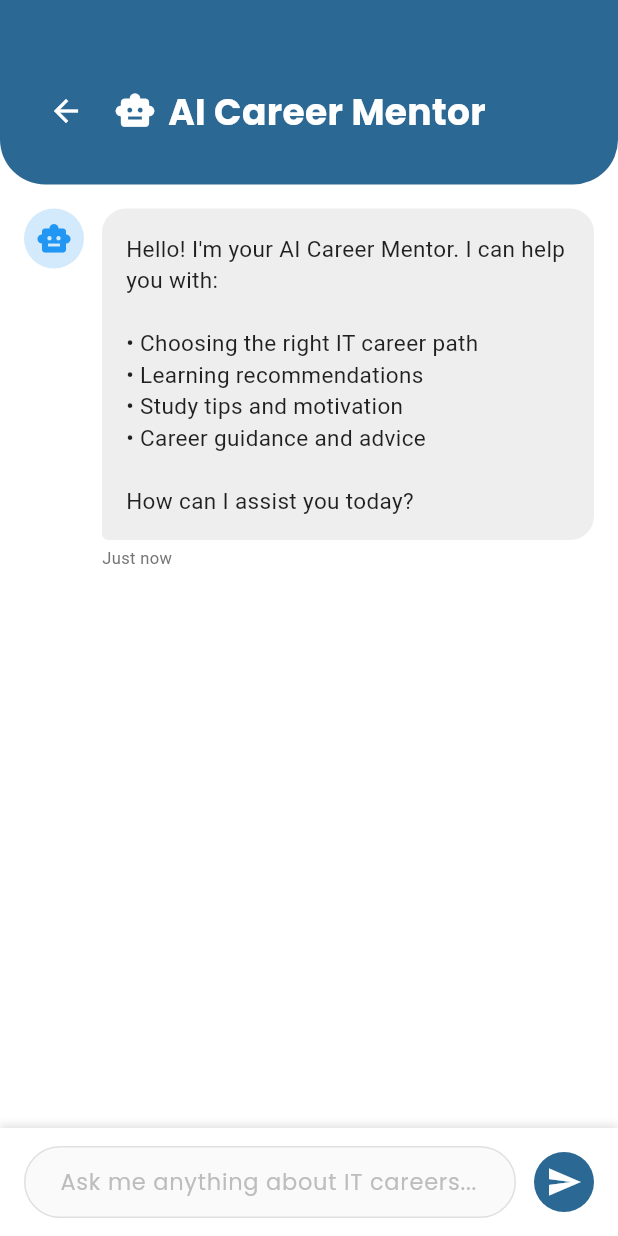
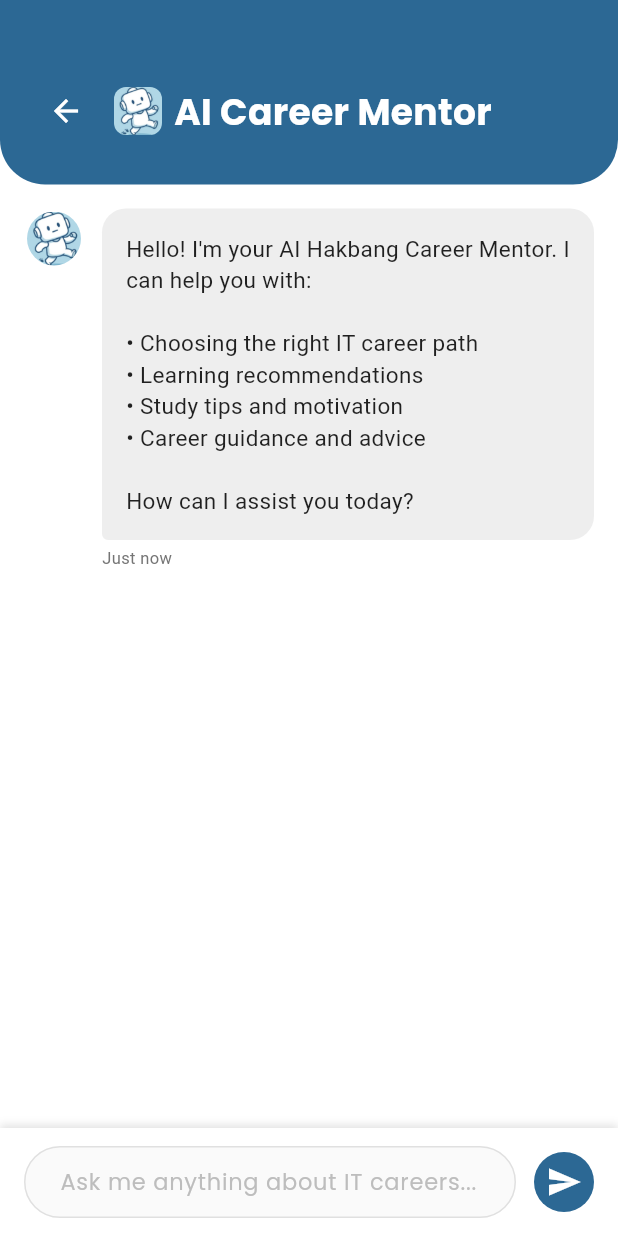
Before and after one commit to Shiroe28/Hakbang-Frontend, a Flutter app: the HomeTabScreen screen opened directly with empty values, after a tap on "AI Mentor", on a phone screen of 412 x 824 dp. Run offline on Flutter 3.47's test engine with Material 3 defaults, Android fonts, the phone set to English and light mode, and no system bars; our stand-ins replace flutter_secure_storage, google_fonts, image_picker; accounts and stored records are empty.

Commit message:
(Changes) New Logo for the AI Chatbot

```diff
--- a/lib/screens/ai_chatbot_screen.dart
+++ b/lib/screens/ai_chatbot_screen.dart
@@ -20,7 +20,7 @@ class _AIChatbotScreenState extends State<AIChatbotScreen> {
     super.initState();
     // Add welcome message
     _messages.add(ChatMessage(
-      text: "Hello! I'm your AI Career Mentor. I can help you with:\n\n"
+      text: "Hello! I'm your AI Hakbang Career Mentor. I can help you with:\n\n"
           "• Choosing the right IT career path\n"
           "• Learning recommendations\n"
           "• Study tips and motivation\n"
@@ -144,10 +144,14 @@ class _AIChatbotScreenState extends State<AIChatbotScreen> {
                   ),
                 ),
                 const SizedBox(width: 8),
-                const Icon(
-                  Icons.smart_toy,
-                  color: Colors.white,
-                  size: 28,
+                ClipRRect(
+                  borderRadius: BorderRadius.circular(8),
+                  child: Image.asset(
+                    'assets/images/openai-logo.jpg',
+                    width: 32,
+                    height: 32,
+                    fit: BoxFit.cover,
+                  ),
                 ),
                 const SizedBox(width: 8),
                 Expanded(
@@ -179,10 +183,16 @@ class _AIChatbotScreenState extends State<AIChatbotScreen> {
                       crossAxisAlignment: CrossAxisAlignment.start,
                       children: [
                         CircleAvatar(
-                          backgroundColor:
-                              const Color(0xFF2c6894).withOpacity(0.2),
-                          child: const Icon(Icons.smart_toy,
-                              color: Color(0xFF2c6894)),
+                          backgroundColor: Colors.white,
+                          radius: 20,
+                          child: ClipOval(
+                            child: Image.asset(
+                              'assets/images/openai-logo.jpg',
+                              width: 36,
+                              height: 36,
+                              fit: BoxFit.cover,
+                            ),
+                          ),
                         ),
                         const SizedBox(width: 12),
                         Container(
@@ -315,8 +325,16 @@ class _AIChatbotScreenState extends State<AIChatbotScreen> {
         children: [
           if (!message.isUser) ...[
             CircleAvatar(
-              backgroundColor: Colors.blue.withValues(alpha: 0.2),
-              child: const Icon(Icons.smart_toy, color: Colors.blue),
+              backgroundColor: Colors.white,
+              radius: 20,
+              child: ClipOval(
+                child: Image.asset(
+                  'assets/images/openai-logo.jpg',
+                  width: 36,
+                  height: 36,
+                  fit: BoxFit.cover,
+                ),
+              ),
             ),
             const SizedBox(width: 12),
           ],
--- a/lib/screens/main_screen.dart
+++ b/lib/screens/main_screen.dart
@@ -415,9 +415,9 @@ class _HomeTabScreenState extends State<HomeTabScreen> {
                                 );
                               },
                             ),
-                            _buildGridCard(
+                            _buildImageCard(
                               context,
-                              icon: Icons.smart_toy_rounded,
+                              imagePath: 'assets/images/openai-logo.jpg',
                               title: 'AI Mentor',
                               description: 'Chat for career guidance',
                               gradient: const LinearGradient(
@@ -436,9 +436,9 @@ class _HomeTabScreenState extends State<HomeTabScreen> {
                                 );
                               },
                             ),
-                            _buildGridCard(
+                            _buildImageCard(
                               context,
-                              icon: Icons.description_rounded,
+                              imagePath: 'assets/images/openai-logo.jpg',
                               title: 'AI Feedback Resume',
                               description: 'AI-powered feedback',
                               gradient: const LinearGradient(
@@ -568,4 +568,78 @@ class _HomeTabScreenState extends State<HomeTabScreen> {
       ),
     );
   }
+
+  Widget _buildImageCard(
+    BuildContext context, {
+    required String imagePath,
+    required String title,
+    required String description,
+    required Gradient gradient,
+    required double width,
+    VoidCallback? onTap,
+  }) {
+    return GestureDetector(
+      onTap: onTap,
+      child: Container(
+        width: width,
+        height: 160,
+        decoration: BoxDecoration(
+          gradient: gradient,
+          borderRadius: BorderRadius.circular(20),
+          boxShadow: [
+            BoxShadow(
+              color: Colors.black.withOpacity(0.15),
+              blurRadius: 10,
+              offset: const Offset(0, 4),
+            ),
+          ],
+        ),
+        child: Padding(
+          padding: const EdgeInsets.all(20),
+          child: Column(
+            crossAxisAlignment: CrossAxisAlignment.start,
+            mainAxisAlignment: MainAxisAlignment.spaceBetween,
+            children: [
+              ClipRRect(
+                borderRadius: BorderRadius.circular(12),
+                child: Image.asset(
+                  imagePath,
+                  width: 52,
+                  height: 52,
+                  fit: BoxFit.contain,
+                ),
+              ),
+              Column(
+                crossAxisAlignment: CrossAxisAlignment.start,
+                children: [
+                  Text(
+                    title,
+                    style: GoogleFonts.poppins(
+                      fontWeight: FontWeight.bold,
+                      fontSize: 15,
+                      color: Colors.white,
+                      height: 1.2,
+                    ),
+                    maxLines: 1,
+                    overflow: TextOverflow.ellipsis,
+                  ),
+                  const SizedBox(height: 4),
+                  Text(
+                    description,
+                    style: GoogleFonts.poppins(
+                      fontSize: 12,
+                      color: Colors.white.withOpacity(0.9),
+                      height: 1.3,
+                    ),
+                    maxLines: 2,
+                    overflow: TextOverflow.ellipsis,
+                  ),
+                ],
+              ),
+            ],
+          ),
+        ),
+      ),
+    );
+  }
 }
--- a/lib/screens/resume_builder_screen.dart
+++ b/lib/screens/resume_builder_screen.dart
@@ -262,8 +262,15 @@ ${_projectsController.text}
                       ),
                       child: Row(
                         children: [
-                          const Icon(Icons.smart_toy,
-                              size: 40, color: Color(0xFF2c6894)),
+                          ClipRRect(
+                            borderRadius: BorderRadius.circular(10),
+                            child: Image.asset(
+                              'assets/images/openai-logo.jpg',
+                              width: 48,
+                              height: 48,
+                              fit: BoxFit.cover,
+                            ),
+                          ),
                           const SizedBox(width: 16),
                           Expanded(
                             child: Column(
--- a/pubspec.yaml
+++ b/pubspec.yaml
@@ -42,3 +42,4 @@ flutter:
   # Assets
   assets:
     - assets/images/logo.png
+    - assets/images/openai-logo.jpg
```
Also changed, not shown: assets/images/openai-logo.jpg (added), assets/images/openai-logo.png (added), 1 other file.
